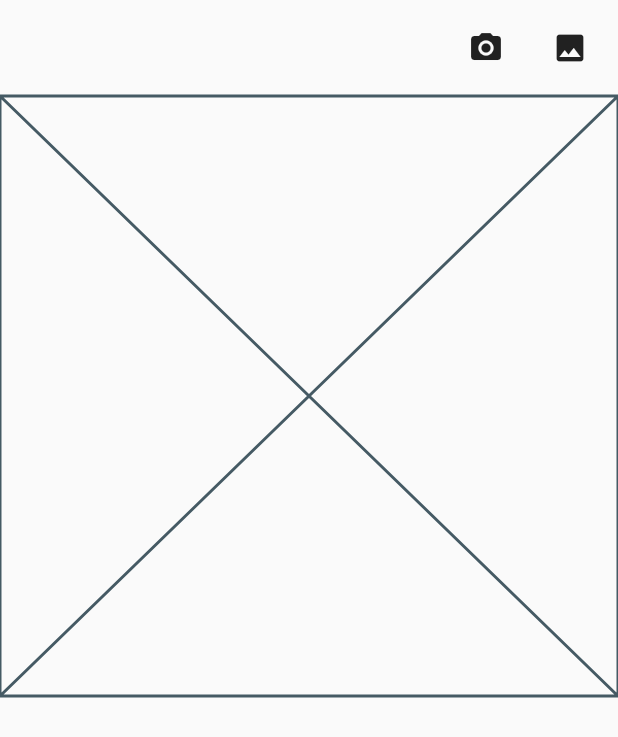
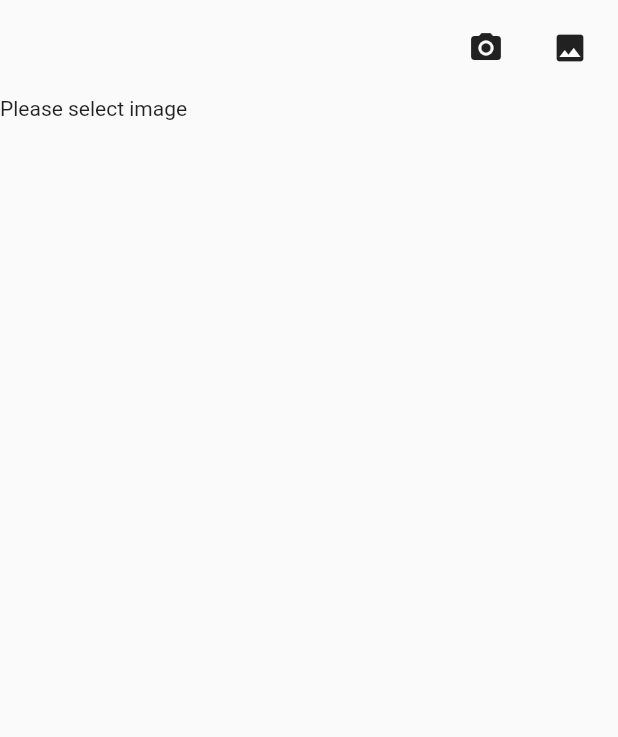
Before and after one commit to murhussain/flutter-image-picker-proj, a Flutter app: the screen it shows after launch, after a tap on the "photo camera" icon, on a phone screen of 412 x 824 dp. Shown: the top 737 px of the screen. Run offline on Flutter 3.47's test engine with Material 2 defaults, Android fonts, the phone set to English and light mode, and no system bars; our stand-ins replace image_picker.

Commit message:
adding textField with decorator

```diff
--- a/lib/pick_image.dart
+++ b/lib/pick_image.dart
@@ -1,6 +1,7 @@
 import 'dart:io';
 
 import 'package:flutter/material.dart';
+import 'package:flutter/rendering.dart';
 import 'package:image_picker/image_picker.dart';
 
 class ImagePickerExample extends StatefulWidget {
@@ -13,6 +14,8 @@ class ImagePickerExample extends StatefulWidget {
 class _ImagePickerExampleState extends State<ImagePickerExample> {
   File? _imageFile;
   final _picker = ImagePicker();
+
+  final TextEditingController pathController = TextEditingController();
 
   @override
   Widget build(BuildContext context) {
@@ -33,26 +36,53 @@ class _ImagePickerExampleState extends State<ImagePickerExample> {
               ),
             ],
           ),
-          if (this._imageFile == null)
-            const Placeholder()
+          if (_imageFile == null)
+            const Text('Please select image')
           else
-            Image.file(this._imageFile!),
+            // Image.file(_imageFile!),
+            // Text(_imageFile.toString())
+            TextField(
+              controller: pathController,
+              decoration: InputDecoration(
+                border: InputBorder.none,
+                prefixIcon: IconButton(
+                  onPressed: () async {
+                    File? posLong = await _pickImageFromGallery1();
+                    setState(() {
+                      pathController.text = posLong.toString();
+                    });
+                  },
+                  icon: const Icon(Icons.photo_camera),
+                  color: Colors.red,
+                ),
+              ),
+            ),
         ],
       ),
     );
   }
 
+
+
+  Future<File?> _pickImageFromGallery1() async {
+    final pickedFile = await _picker.pickImage(source: ImageSource.gallery);
+    if (pickedFile != null) {
+      setState(() => _imageFile = File(pickedFile.path));
+    }
+    return _imageFile;
+  }
+
   Future<void> _pickImageFromGallery() async {
     final pickedFile = await _picker.pickImage(source: ImageSource.gallery);
     if (pickedFile != null) {
-      setState(() => this._imageFile = File(pickedFile.path));
+      setState(() => _imageFile = File(pickedFile.path));
     }
   }
 
   Future<void> _pickImageFromCamera() async {
     final pickedFile = await _picker.pickImage(source: ImageSource.camera);
     if (pickedFile != null) {
-      setState(() => this._imageFile = File(pickedFile.path));
+      setState(() => _imageFile = File(pickedFile.path));
     }
     // print("ITS ME: $_imageFile");
   }
```
